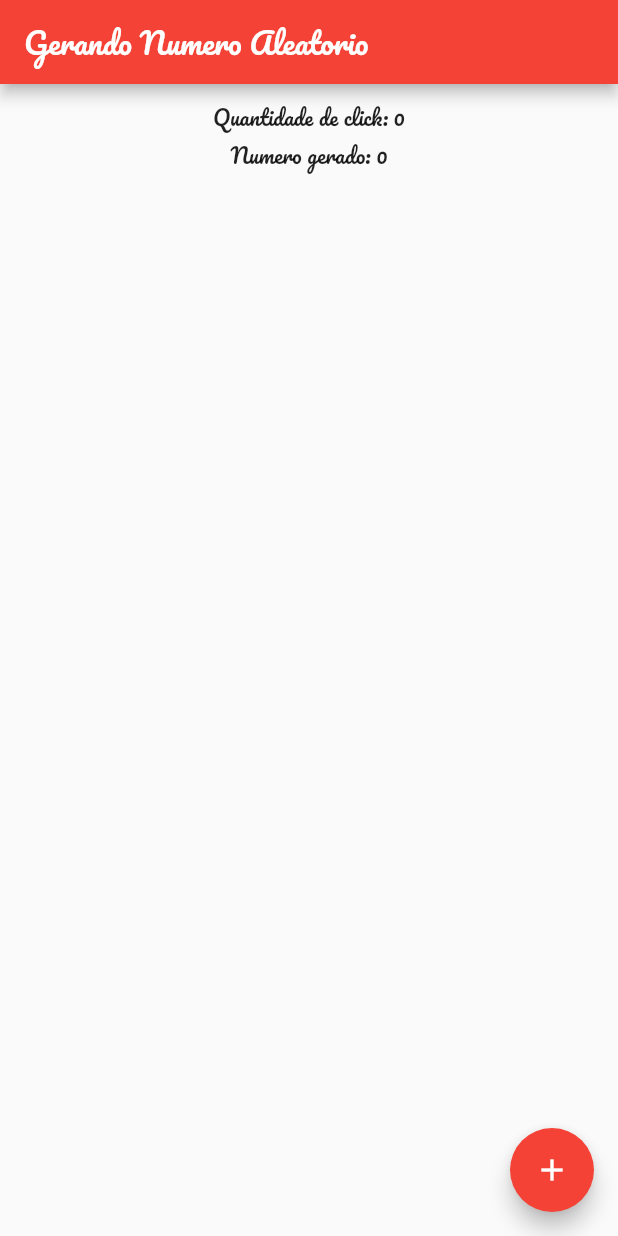
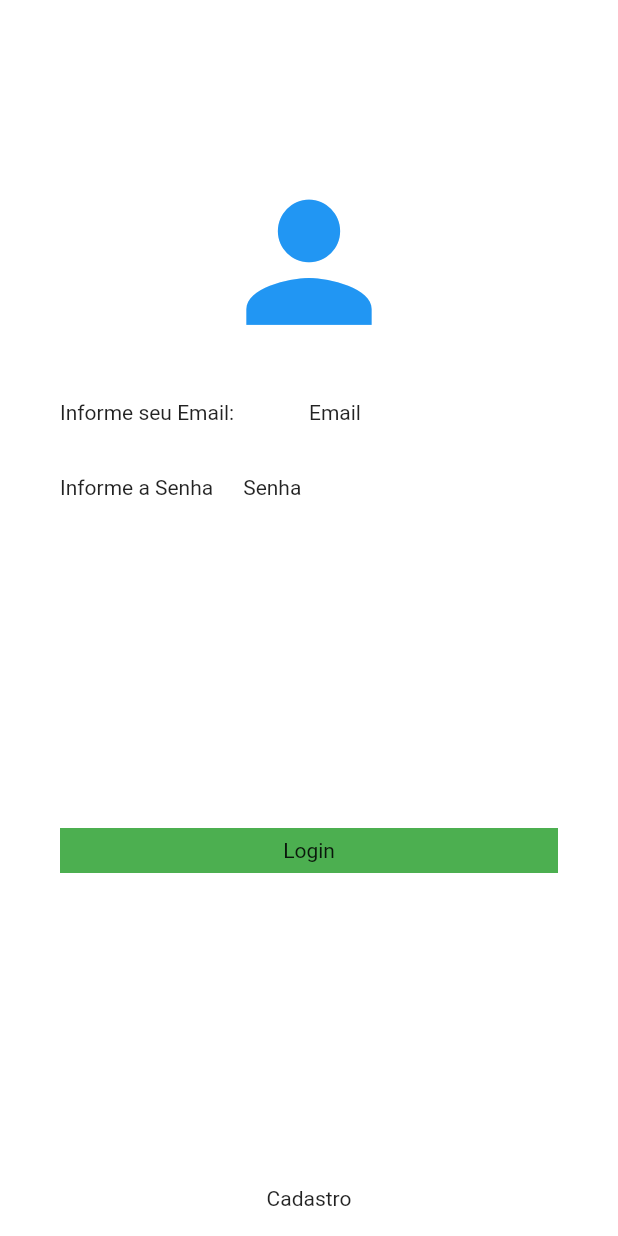
Before and after one commit to bruunooAlmeida/Primeiros-Componentes-em-Flutter, a Flutter app: the screen it shows after launch, on a phone screen of 412 x 824 dp. Run offline on Flutter 3.47's test engine with Material 2 defaults, Android fonts, the phone set to English and light mode, and no system bars; our stand-ins replace google_fonts.

Commit message:
Finalização Etapa "Primeiros Componentes"

```diff
--- a/lib/my_app.dart
+++ b/lib/my_app.dart
@@ -1,7 +1,6 @@
 import 'package:flutter/material.dart';
 import 'package:google_fonts/google_fonts.dart';
-
-import 'pages/home_page.dart';
+import 'package:tilhaapp/pages/login_page.dart';
 
 class MyApp extends StatelessWidget {
   const MyApp({super.key});
@@ -10,9 +9,11 @@ class MyApp extends StatelessWidget {
   Widget build(BuildContext context) {
     return MaterialApp(
       theme: ThemeData(
-          primarySwatch: Colors.red,
-          textTheme: GoogleFonts.pacificoTextTheme()),
-      home: const HomePage(),
+          primarySwatch: Colors.blue,
+          //textTheme: GoogleFonts.pacificoTextTheme()),
+          textTheme: GoogleFonts.robotoTextTheme()),
+      home: const LoginPage(),
+      //home: const HomePage(),
     );
   }
 }
--- a/lib/pages/home_page.dart
+++ b/lib/pages/home_page.dart
@@ -1,5 +1,5 @@
 import 'package:flutter/material.dart';
-
+import 'package:google_fonts/google_fonts.dart';
 import '../services/gerador_numero_aleatorio_service.dart';
 
 class HomePage extends StatefulWidget {
@@ -16,18 +16,39 @@ class _HomePageState extends State<HomePage> {
   Widget build(BuildContext context) {
     return Scaffold(
       appBar: AppBar(
-        title: const Text("Gerando Numero Aleatorio"),
+        title: const Text("Gerador de Números Aleatórios"),
       ),
       body: Container(
         width: double.infinity,
         margin: const EdgeInsets.fromLTRB(16, 10, 16, 10),
-        child: Column(mainAxisAlignment: MainAxisAlignment.start, children: [
+        child: Column(mainAxisAlignment: MainAxisAlignment.center, children: [
           Text('Quantidade de click: $qtdclick'),
-          Text('Numero gerado: $numeroGerado'),
+          Text('Número gerado: $numeroGerado'),
+          Row(
+            // ignore: prefer_const_literals_to_create_immutables
+            mainAxisAlignment: MainAxisAlignment.spaceAround,
+            children: [
+              Expanded(
+                child: Container(
+                  color: Colors.amber,
+                  child: Text("20", style: GoogleFonts.abel(fontSize: 20)),
+                ),
+              ),
+              Container(
+                color: Colors.red,
+                child: Text("20", style: GoogleFonts.abel(fontSize: 20)),
+              ),
+              Container(
+                color: Colors.cyan,
+                child: Text("20", style: GoogleFonts.abel(fontSize: 20)),
+              )
+            ],
+          )
         ]),
       ),
       floatingActionButton: FloatingActionButton(
           child: const Icon(Icons.add),
+          backgroundColor: Colors.teal,
           onPressed: () {
             setState(() {
               qtdclick++;
--- /dev/null
+++ b/lib/pages/login_page.dart
@@ -0,0 +1,100 @@
+import 'package:flutter/material.dart';
+
+class LoginPage extends StatefulWidget {
+  const LoginPage({super.key});
+
+  @override
+  State<LoginPage> createState() => _LoginPageState();
+}
+
+class _LoginPageState extends State<LoginPage> {
+  @override
+  Widget build(BuildContext context) {
+    return SafeArea(
+      child: Scaffold(
+        backgroundColor: const Color.fromARGB(255, 255, 255, 255),
+        body: SizedBox(
+          width: double.infinity,
+          child: Column(
+            crossAxisAlignment: CrossAxisAlignment.center,
+            children: [
+              const SizedBox(
+                height: 100,
+              ),
+              Container(
+                width: 150,
+                height: 150,
+                color: const Color.fromARGB(255, 255, 255, 255),
+                child: const Icon(Icons.person, size: 125, color: Colors.blue),
+              ),
+              Container(
+                  width: double.infinity,
+                  margin:
+                      const EdgeInsets.symmetric(horizontal: 40, vertical: 10),
+                  height: 30,
+                  alignment: Alignment.center,
+                  child: Row(
+                    mainAxisAlignment: MainAxisAlignment.spaceBetween,
+                    // ignore: prefer_const_literals_to_create_immutables
+                    children: [
+                      Expanded(
+                        flex: 3,
+                        child: const Text("Informe seu Email:"),
+                      ),
+                      Expanded(
+                        flex: 3,
+                        child: const Text("Email"),
+                      ),
+                    ],
+                  )),
+              Container(
+                width: double.infinity,
+                margin:
+                    const EdgeInsets.symmetric(horizontal: 40, vertical: 10),
+                height: 30,
+                alignment: Alignment.center,
+                child: Row(
+                    // ignore: prefer_const_literals_to_create_immutables
+                    children: [
+                      const Text("Informe a Senha"),
+                      const SizedBox(
+                        width: 20,
+                      ),
+                      const Text("Senha"),
+                    ]),
+              ),
+              const SizedBox(
+                height: 10,
+              ),
+              Expanded(child: Container()),
+              Container(
+                margin: const EdgeInsets.symmetric(
+                  horizontal: 40,
+                ),
+                color: Colors.green,
+                height: 30,
+                alignment: Alignment.center,
+                child: const Text("Login"),
+              ),
+              const SizedBox(
+                height: 10,
+              ),
+              Expanded(child: Container()),
+              Container(
+                margin: const EdgeInsets.symmetric(
+                  horizontal: 20,
+                ),
+                height: 30,
+                alignment: Alignment.center,
+                child: const Text("Cadastro"),
+              ),
+              const SizedBox(
+                height: 10,
+              ),
+            ],
+          ),
+        ),
+      ),
+    );
+  }
+}
```
